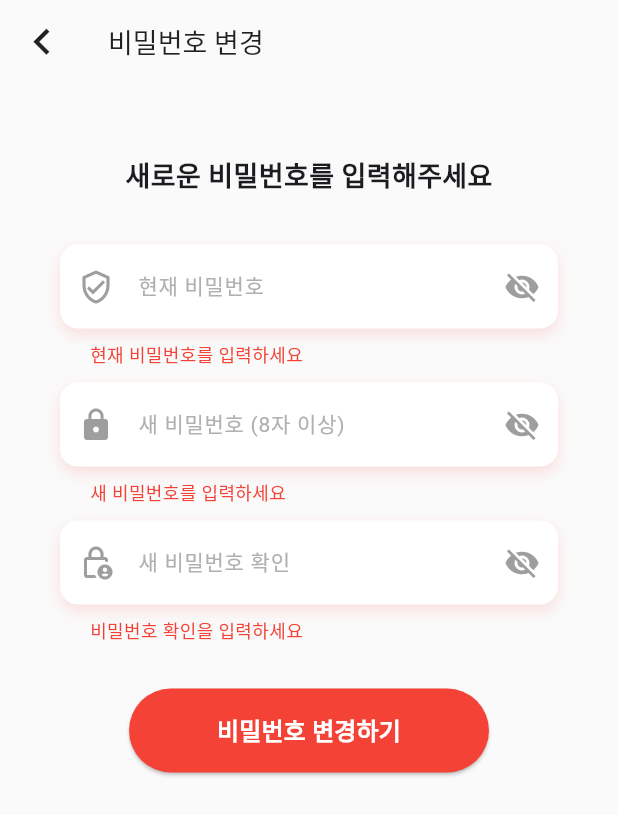
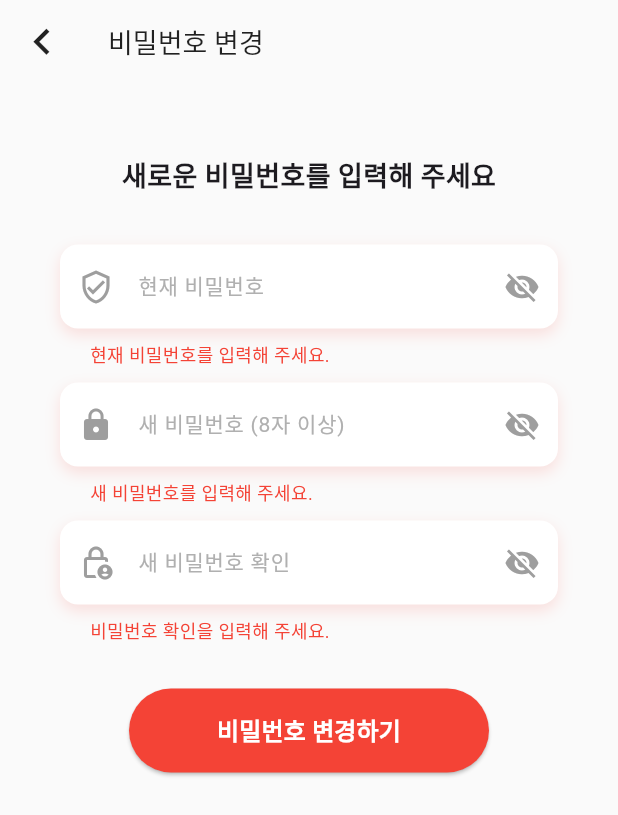
Before and after one commit to ResQ-404Found/ResQ-Frontend, a Flutter app: the LoginUserChangePWDPage screen opened directly, after a tap on "비밀번호 변경하기", on a phone screen of 412 x 824 dp. Shown: the top 815 px of the screen. Run offline on Flutter 3.47's test engine with Material 3 defaults, Android fonts, the phone set to English and light mode, and no system bars; our stand-ins replace firebase_core, firebase_messaging, flutter_local_notifications, flutter_secure_storage, geolocator, image_picker and 3 more; missing offline and left inert: flutter_naver_map; accounts and stored records are empty; network calls fail; statements that could not run were skipped.

Commit message:
[FEAT] 오

```diff
--- a/lib/pages/login_user_changePWD_page.dart
+++ b/lib/pages/login_user_changePWD_page.dart
@@ -10,43 +10,71 @@ class LoginUserChangePWDPage extends StatefulWidget {
 }
 
 class _LoginUserChangePWDPageState extends State<LoginUserChangePWDPage> {
-  final TextEditingController _currentPasswordController = TextEditingController();
+  final TextEditingController _currentPasswordController =
+      TextEditingController();
   final TextEditingController _newPasswordController = TextEditingController();
-  final TextEditingController _confirmPasswordController = TextEditingController();
+  final TextEditingController _confirmPasswordController =
+      TextEditingController();
+
   bool isLoading = false;
   bool showCurrentPassword = false;
   bool showNewPassword = false;
   bool showConfirmPassword = false;
-  String? currentPasswordError = null;
-  String? newPasswordError = null;
-  String? confirmPasswordError = null;
+
+  String? currentPasswordError;
+  String? newPasswordError;
+  String? confirmPasswordError;
+
+  // 스낵바 헬퍼
+  void _show(String msg) {
+    if (!mounted) return;
+    ScaffoldMessenger.of(context).showSnackBar(SnackBar(content: Text(msg)));
+  }
 
   Future<void> _changePassword() async {
     final currentPassword = _currentPasswordController.text.trim();
     final newPassword = _newPasswordController.text.trim();
     final confirmPassword = _confirmPasswordController.text.trim();
 
-    // 초기화
+    // 에러 초기화
     setState(() {
       currentPasswordError = null;
       newPasswordError = null;
       confirmPasswordError = null;
     });
 
-    // 빈 칸이 있는 경우
-    if (currentPassword.isEmpty || newPassword.isEmpty || confirmPassword.isEmpty) {
+    // 1) 빈 입력 체크
+    if (currentPassword.isEmpty ||
+        newPassword.isEmpty ||
+        confirmPassword.isEmpty) {
       setState(() {
-        currentPasswordError = currentPassword.isEmpty ? "현재 비밀번호를 입력하세요" : null;
-        newPasswordError = newPassword.isEmpty ? "새 비밀번호를 입력하세요" : null;
-        confirmPasswordError = confirmPassword.isEmpty ? "비밀번호 확인을 입력하세요" : null;
+        if (currentPassword.isEmpty) currentPasswordError = "현재 비밀번호를 입력해 주세요.";
+        if (newPassword.isEmpty) newPasswordError = "새 비밀번호를 입력해 주세요.";
+        if (confirmPassword.isEmpty) confirmPasswordError = "비밀번호 확인을 입력해 주세요.";
       });
       return;
     }
 
-    // 비밀번호 확인이 일치하지 않는 경우
+    // 2) 정책: 8자 이상
+    if (newPassword.length < 8) {
+      setState(() {
+        newPasswordError = "8자 이상으로 설정해 주세요.";
+      });
+      return;
+    }
+
+    // 3) 동일 비밀번호 사용 금지
+    if (newPassword == currentPassword) {
+      setState(() {
+        newPasswordError = "이전과 동일한 비밀번호는 사용할 수 없습니다.";
+      });
+      return;
+    }
+
+    // 4) 재입력 불일치
     if (newPassword != confirmPassword) {
       setState(() {
-        confirmPasswordError = "새 비밀번호가 일치하지 않습니다."; // 메시지 설정
+        confirmPasswordError = "새 비밀번호가 서로 일치하지 않습니다.";
       });
       return;
     }
@@ -57,42 +85,63 @@ class _LoginUserChangePWDPageState extends State<LoginUserChangePWDPage> {
     final token = await storage.read(key: 'accessToken');
 
     if (token == null) {
-      setState(() {
-        currentPasswordError = "로그인이 필요합니다."; // 메시지 설정
-      });
       setState(() => isLoading = false);
+      _show("로그인이 만료되었습니다. 다시 로그인해 주세요.");
       return;
     }
 
+    try {
       final response = await HttpClient.patchUserUpdate(
         token: token,
         data: {
           "password": {
             "current_password": currentPassword,
             "new_password": newPassword,
-        }
+          },
         },
       );
 
       setState(() => isLoading = false);
 
-    if (response['success']) {
-      ScaffoldMessenger.of(context).showSnackBar(
-        const SnackBar(content: Text("비밀번호가 변경되었습니다.")),
-      );
-      Navigator.pop(context);  // 마이페이지로 돌아가기
+      if (response['success'] == true) {
+        _show("비밀번호가 변경되었습니다.");
+        if (!mounted) return;
+        Navigator.pop(context); // 마이페이지로 돌아가기
+        return;
+      }
+
+      // 실패 처리: 서버 메시지 기반 매핑
+      final serverMsg = (response['message'] ?? '').toString();
+
+      if (serverMsg.contains("현재 비밀번호가 틀립니다")) {
+        setState(() {
+          currentPasswordError = "현재 비밀번호가 올바르지 않습니다.";
+        });
+      } else if (serverMsg.contains("8자") ||
+          serverMsg.contains("길이") ||
+          serverMsg.contains("복잡도")) {
+        // 서버가 정책 위반을 상세히 보낼 때
+        setState(() {
+          newPasswordError = serverMsg; // 서버 메시지 그대로 노출
+        });
+      } else if (serverMsg.isNotEmpty) {
+        // 그 외 서버 메시지 노출(상단 스낵바)
+        _show(serverMsg);
       } else {
-      // 기존 비밀번호가 틀린 경우 처리
-      if (response['message'] == "현재 비밀번호가 틀립니다.") {
-        setState(() {
-          currentPasswordError = "현재 비밀번호가 일치하지 않습니다."; // 기존 비밀번호가 틀린 경우 메시지 설정
-        });
-      } else {
-        setState(() {
-          currentPasswordError = response['message'] ?? '비밀번호 변경 실패'; // 실패 메시지 설정
-        });
+        _show("요청을 처리할 수 없습니다. 잠시 후 다시 시도해 주세요.");
+      }
+    } catch (e) {
+      setState(() => isLoading = false);
+      _show("네트워크 오류가 발생했습니다. 연결을 확인한 후 다시 시도해 주세요.");
     }
   }
+
+  @override
+  void dispose() {
+    _currentPasswordController.dispose();
+    _newPasswordController.dispose();
+    _confirmPasswordController.dispose();
+    super.dispose();
   }
 
   @override
@@ -100,14 +149,15 @@ class _LoginUserChangePWDPageState extends State<LoginUserChangePWDPage> {
     return Scaffold(
       backgroundColor: const Color(0xFFFAFAFA),
       appBar: AppBar(
-        title: const Text("비밀번호 변경", style: TextStyle(color: Colors.black87, fontSize: 18)),
-        backgroundColor: Color(0xFFFAFAFA),
+        title: const Text(
+          "비밀번호 변경",
+          style: TextStyle(color: Colors.black87, fontSize: 18),
+        ),
+        backgroundColor: const Color(0xFFFAFAFA),
         iconTheme: const IconThemeData(color: Colors.black87),
         leading: IconButton(
           icon: const Icon(Icons.chevron_left, size: 35),
-          onPressed: () {
-            Navigator.pop(context);
-          },
+          onPressed: () => Navigator.pop(context),
         ),
       ),
       body: SingleChildScrollView(
@@ -116,35 +166,49 @@ class _LoginUserChangePWDPageState extends State<LoginUserChangePWDPage> {
           crossAxisAlignment: CrossAxisAlignment.center,
           children: [
             const Text(
-              "새로운 비밀번호를 입력해주세요",
+              "새로운 비밀번호를 입력해 주세요",
               style: TextStyle(fontSize: 18, fontWeight: FontWeight.w600),
             ),
             const SizedBox(height: 32),
 
-            // 현재 비밀번호 입력 박스
-            _buildPasswordField(_currentPasswordController, "현재 비밀번호", showCurrentPassword, () {
-              setState(() {
-                showCurrentPassword = !showCurrentPassword;
-              });
-            }, Icons.verified_user_outlined, currentPasswordError),
-
+            // 현재 비밀번호
+            _buildPasswordField(
+              controller: _currentPasswordController,
+              hintText: "현재 비밀번호",
+              isPasswordVisible: showCurrentPassword,
+              toggleVisibility:
+                  () => setState(
+                    () => showCurrentPassword = !showCurrentPassword,
+                  ),
+              icon: Icons.verified_user_outlined,
+              errorText: currentPasswordError,
+            ),
             const SizedBox(height: 10),
 
-            // 새 비밀번호 입력 박스
-            _buildPasswordField(_newPasswordController, "새 비밀번호 (8자 이상)", showNewPassword, () {
-              setState(() {
-                showNewPassword = !showNewPassword;
-              });
-            }, Icons.lock, newPasswordError),
-
+            // 새 비밀번호
+            _buildPasswordField(
+              controller: _newPasswordController,
+              hintText: "새 비밀번호 (8자 이상)",
+              isPasswordVisible: showNewPassword,
+              toggleVisibility:
+                  () => setState(() => showNewPassword = !showNewPassword),
+              icon: Icons.lock,
+              errorText: newPasswordError,
+            ),
             const SizedBox(height: 10),
 
-            // 비밀번호 확인 박스
-            _buildPasswordField(_confirmPasswordController, "새 비밀번호 확인", showConfirmPassword, () {
-              setState(() {
-                showConfirmPassword = !showConfirmPassword;
-              });
-            }, Icons.lock_person_outlined, confirmPasswordError),
+            // 새 비밀번호 확인
+            _buildPasswordField(
+              controller: _confirmPasswordController,
+              hintText: "새 비밀번호 확인",
+              isPasswordVisible: showConfirmPassword,
+              toggleVisibility:
+                  () => setState(
+                    () => showConfirmPassword = !showConfirmPassword,
+                  ),
+              icon: Icons.lock_person_outlined,
+              errorText: confirmPasswordError,
+            ),
 
             const SizedBox(height: 30),
 
@@ -161,15 +225,23 @@ class _LoginUserChangePWDPageState extends State<LoginUserChangePWDPage> {
                       borderRadius: BorderRadius.circular(30),
                     ),
                   ),
-                  child: isLoading
+                  child:
+                      isLoading
                           ? const SizedBox(
                             height: 20,
                             width: 20,
-                    child: CircularProgressIndicator(color: Colors.white, strokeWidth: 2),
+                            child: CircularProgressIndicator(
+                              color: Colors.white,
+                              strokeWidth: 2,
+                            ),
                           )
                           : const Text(
                             "비밀번호 변경하기",
-                    style: TextStyle(fontSize: 16, fontWeight: FontWeight.bold, color: Colors.white),
+                            style: TextStyle(
+                              fontSize: 16,
+                              fontWeight: FontWeight.bold,
+                              color: Colors.white,
+                            ),
                           ),
                 ),
               ),
@@ -180,8 +252,15 @@ class _LoginUserChangePWDPageState extends State<LoginUserChangePWDPage> {
     );
   }
 
-  // 비밀번호 입력 필드 (비밀번호 변경 페이지와 동일한 UI 스타일)
-  Widget _buildPasswordField(TextEditingController controller, String hintText, bool isPasswordVisible, VoidCallback toggleVisibility, IconData icon, String? errorText) {
+  // 공용 비밀번호 입력 필드
+  Widget _buildPasswordField({
+    required TextEditingController controller,
+    required String hintText,
+    required bool isPasswordVisible,
+    required VoidCallback toggleVisibility,
+    required IconData icon,
+    required String? errorText,
+  }) {
     return Column(
       crossAxisAlignment: CrossAxisAlignment.start,
       children: [
@@ -203,7 +282,10 @@ class _LoginUserChangePWDPageState extends State<LoginUserChangePWDPage> {
             obscureText: !isPasswordVisible,
             decoration: InputDecoration(
               hintText: hintText,
-              hintStyle: const TextStyle(color: Color(0xFFB0B0B0), fontSize: 14),
+              hintStyle: const TextStyle(
+                color: Color(0xFFB0B0B0),
+                fontSize: 14,
+              ),
               prefixIcon: Icon(icon, color: Colors.grey),
               suffixIcon: IconButton(
                 icon: Icon(
@@ -213,7 +295,10 @@ class _LoginUserChangePWDPageState extends State<LoginUserChangePWDPage> {
                 onPressed: toggleVisibility,
               ),
               border: InputBorder.none,
-              contentPadding: const EdgeInsets.symmetric(horizontal: 20, vertical: 16),
+              contentPadding: const EdgeInsets.symmetric(
+                horizontal: 20,
+                vertical: 16,
+              ),
             ),
           ),
         ),
```
Lines whose indentation alone changed are shown as unchanged.
